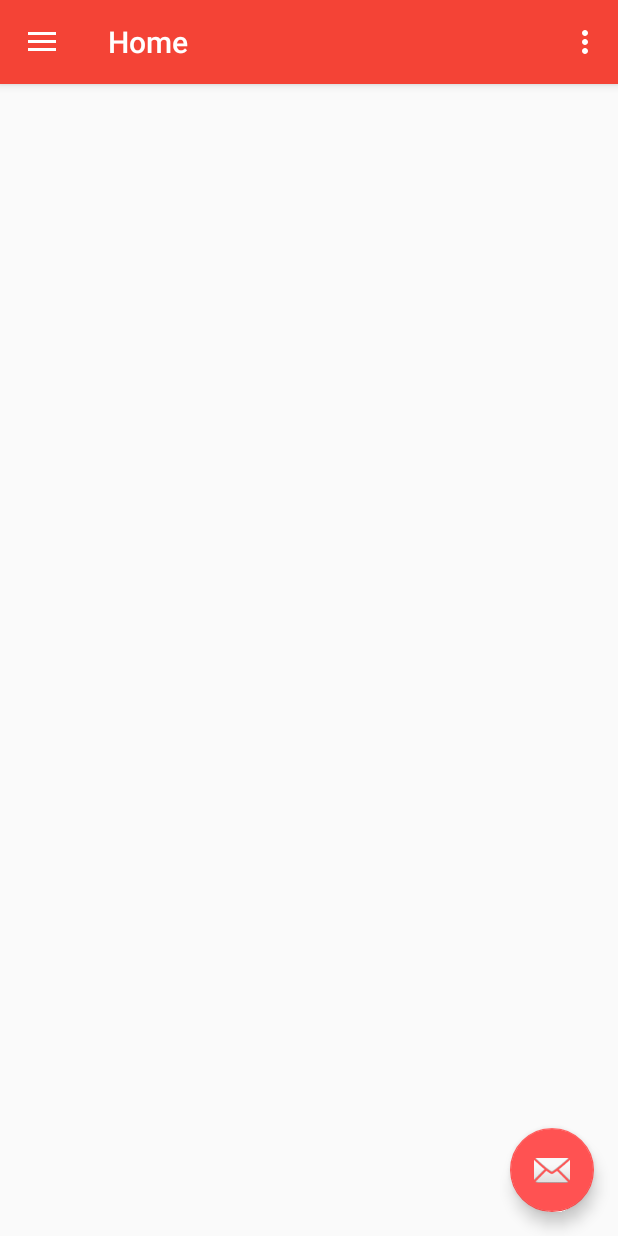
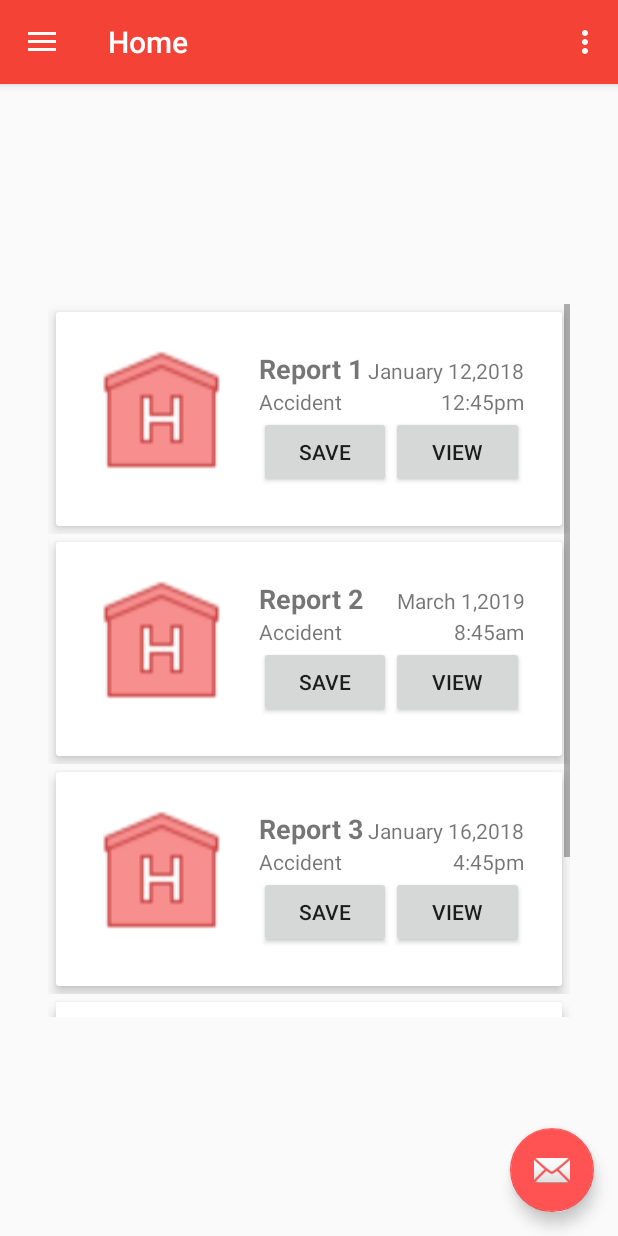
Before and after one commit to joreggie/Ambulert, an Android app: the fragment HistoryFragment placed in its activity, on a phone screen of 412 x 824 dp. Run offline under Robolectric (Android 15) with nearby library versions, the phone set to English and light mode, and no system bars.

Commit message:
added history

```diff
--- /dev/null
+++ b/app/src/main/java/com/ambulert/ambugroup/ambulert/model/Report.java
@@ -0,0 +1,78 @@
+package com.ambulert.ambugroup.ambulert.model;
+
+public class Report  {
+
+    private String report_title;
+    private String report_type;
+    private int report_image;
+    private String report_location;
+    private Responders report_responders;
+    private String report_time;
+    private String report_date;
+
+    public Report(String report_title, String report_type, int report_image, String report_location, Responders report_responders, String report_time, String report_date) {
+        this.report_title = report_title;
+        this.report_type = report_type;
+        this.report_image = report_image;
+        this.report_location = report_location;
+        this.report_responders = report_responders;
+        this.report_time = report_time;
+        this.report_date = report_date;
+    }
+
+    public String getReport_title() {
+        return report_title;
+    }
+
+    public void setReport_title(String report_title) {
+        this.report_title = report_title;
+    }
+
+    public String getReport_type() {
+        return report_type;
+    }
+
+    public void setReport_type(String report_type) {
+        this.report_type = report_type;
+    }
+
+    public int getReport_image() {
+        return report_image;
+    }
+
+    public void setReport_image(int report_image) {
+        this.report_image = report_image;
+    }
+
+    public String getReport_location() {
+        return report_location;
+    }
+
+    public void setReport_location(String report_location) {
+        this.report_location = report_location;
+    }
+
+    public Responders getReport_responders() {
+        return report_responders;
+    }
+
+    public void setReport_responders(Responders report_responders) {
+        this.report_responders = report_responders;
+    }
+
+    public String getReport_time() {
+        return report_time;
+    }
+
+    public void setReport_time(String report_time) {
+        this.report_time = report_time;
+    }
+
+    public String getReport_date() {
+        return report_date;
+    }
+
+    public void setReport_date(String report_date) {
+        this.report_date = report_date;
+    }
+}
--- /dev/null
+++ b/app/src/main/java/com/ambulert/ambugroup/ambulert/model/ReportAdapter.java
@@ -0,0 +1,62 @@
+package com.ambulert.ambugroup.ambulert.model;
+
+import android.content.Context;
+import android.view.LayoutInflater;
+import android.view.View;
+import android.view.ViewGroup;
+import android.widget.BaseAdapter;
+import android.widget.ImageView;
+import android.widget.TextView;
+
+import com.ambulert.ambugroup.ambulert.R;
+
+import java.util.ArrayList;
+
+public class ReportAdapter extends BaseAdapter {
+
+    Context context ;
+    ArrayList<Report> reportList;
+    LayoutInflater inflater;
+
+    public ReportAdapter(Context context, ArrayList<Report> reportList) {
+        this.context = context;
+        this.reportList = reportList;
+        inflater = (LayoutInflater) context.getSystemService(Context.LAYOUT_INFLATER_SERVICE);
+    }
+
+    @Override
+    public int getCount() {
+        return reportList.size();
+    }
+
+    @Override
+    public Object getItem(int position) {
+        return reportList.get(position);
+    }
+
+    @Override
+    public long getItemId(int position) {
+        return position;
+    }
+
+    @Override
+    public View getView(int position, View convertView, ViewGroup parent) {
+        View view = convertView;
+
+        view = (view == null) ? inflater.inflate(R.layout.layout_history_item,null) : view;
+
+        ImageView reportImage = view.findViewById(R.id.reportImage);
+        TextView reportTitle = view.findViewById(R.id.reportTitle);
+        TextView reportDate = view.findViewById(R.id.reportDate);
+        TextView reportTime = view.findViewById(R.id.reportTime);
+        TextView reportType = view.findViewById(R.id.reportType);
+        Report r = reportList.get(position);
+
+        reportImage.setImageResource(r.getReport_image());
+        reportTitle.setText(r.getReport_title());
+        reportDate.setText(r.getReport_date());
+        reportTime.setText(r.getReport_time());
+        reportType.setText(r.getReport_type());
+        return view;
+    }
+}
--- /dev/null
+++ b/app/src/main/java/com/ambulert/ambugroup/ambulert/model/Responders.java
@@ -0,0 +1,30 @@
+package com.ambulert.ambugroup.ambulert.model;
+
+public class Responders  {
+
+    private String responder_name;
+    private String responder_contact;
+
+    public Responders(String responder_name, String responder_contact) {
+        this.responder_name = responder_name;
+        this.responder_contact = responder_contact;
+    }
+
+    public String getResponder_name() {
+        return responder_name;
+    }
+
+    public void setResponder_name(String responder_name) {
+        this.responder_name = responder_name;
+    }
+
+    public String getResponder_contact() {
+        return responder_contact;
+    }
+
+    public void setResponder_contact(String responder_contact) {
+        this.responder_contact = responder_contact;
+    }
+
+
+}
--- a/app/src/main/java/com/ambulert/ambugroup/ambulert/navigation/HistoryFragment.java
+++ b/app/src/main/java/com/ambulert/ambugroup/ambulert/navigation/HistoryFragment.java
@@ -7,12 +7,22 @@ import android.support.v4.app.Fragment;
 import android.view.LayoutInflater;
 import android.view.View;
 import android.view.ViewGroup;
+import android.widget.ListView;
 
 import com.ambulert.ambugroup.ambulert.R;
+import com.ambulert.ambugroup.ambulert.model.Report;
+import com.ambulert.ambugroup.ambulert.model.ReportAdapter;
+import com.ambulert.ambugroup.ambulert.model.Responders;
+
+import java.util.ArrayList;
 
 public class HistoryFragment extends Fragment {
 
+    ListView lv ;
+    ArrayList<Report> report_list = new ArrayList<>();
+    ReportAdapter adapter ;
     private final String TAG="HistoryFragment";
+
     @Nullable
     @Override
     public View onCreateView(@NonNull LayoutInflater inflater, @Nullable ViewGroup container, @Nullable Bundle savedInstanceState) {
@@ -23,6 +33,21 @@ public class HistoryFragment extends Fragment {
     public void onViewCreated(@NonNull View view, @Nullable Bundle savedInstanceState) {
         super.onViewCreated(view, savedInstanceState);
 
+        lv = view.findViewById(R.id.listHistory);
+        adapter = new ReportAdapter(getActivity(), report_list);
+
+        Responders r1 = new Responders("Joanna Reggie","09453453454");
+        Responders r2 = new Responders("Timmy","09236999321");
+        Responders r3 = new Responders("Charcae","09453345454");
+        Responders r4 = new Responders("Mar","0945756754454");
+        report_list.add(new Report("Report 1","Accident",R.drawable.hospital,"Mambaling Cebu City",r1,"12:45pm","January 12,2018"));
+        report_list.add(new Report("Report 2","Accident",R.drawable.hospital,"Surigao City",r2,"8:45am","March 1,2019"));
+        report_list.add(new Report("Report 3","Accident",R.drawable.hospital,"Mambaling Cebu City",r3,"4:45pm","January 16,2018"));
+        report_list.add(new Report("Report 4","Accident",R.drawable.hospital,"Mambaling Cebu City",r4,"12:45pm","January 12,2018"));
+
+        lv.setDivider(null);
+        lv.setAdapter(adapter);
+
 
     }
 
--- a/app/src/main/res/layout/fragment_history.xml
+++ b/app/src/main/res/layout/fragment_history.xml
@@ -7,5 +7,6 @@
     <ListView
         android:id="@+id/listHistory"
         android:layout_width="match_parent"
-        android:layout_height="match_parent" />
+        android:layout_height="match_parent"
+        android:layout_margin="10dp" />
 </LinearLayout>
--- a/app/src/main/res/layout/layout_history_item.xml
+++ b/app/src/main/res/layout/layout_history_item.xml
@@ -15,7 +15,8 @@
             android:layout_width="match_parent"
             android:layout_height="match_parent"
             android:layout_margin="10dp"
-            android:orientation="horizontal">
+            android:orientation="horizontal"
+            android:padding="15dp">
 
             <ImageView
                 android:id="@+id/reportImage"
@@ -31,19 +32,49 @@
                 android:layout_weight="1"
                 android:orientation="vertical">
 
+                <LinearLayout
+                    android:layout_width="match_parent"
+                    android:layout_height="wrap_content"
+                    android:orientation="horizontal">
+
                     <TextView
                         android:id="@+id/reportTitle"
-                    android:layout_width="match_parent"
+                        android:layout_width="wrap_content"
                         android:layout_height="wrap_content"
+                        android:layout_weight="1"
                         android:text="TextView"
                         android:textSize="18sp"
                         android:textStyle="bold" />
 
                     <TextView
-                    android:id="@+id/reportDesc"
+                        android:id="@+id/reportDate"
+                        android:layout_width="wrap_content"
+                        android:layout_height="wrap_content"
+                        android:layout_weight="1"
+                        android:gravity="right"
+                        android:text="TextView" />
+                </LinearLayout>
+
+                <LinearLayout
                     android:layout_width="match_parent"
                     android:layout_height="wrap_content"
+                    android:orientation="horizontal">
+
+                    <TextView
+                        android:id="@+id/reportType"
+                        android:layout_width="wrap_content"
+                        android:layout_height="wrap_content"
+                        android:layout_weight="1"
                         android:text="TextView" />
+
+                    <TextView
+                        android:id="@+id/reportTime"
+                        android:layout_width="wrap_content"
+                        android:layout_height="wrap_content"
+                        android:layout_weight="1"
+                        android:gravity="right"
+                        android:text="TextView" />
+                </LinearLayout>
 
                 <LinearLayout
                     android:layout_width="match_parent"
--- a/app/src/main/res/layout/layout_settings_item.xml
+++ b/app/src/main/res/layout/layout_settings_item.xml
@@ -3,7 +3,8 @@
     xmlns:app="http://schemas.android.com/apk/res-auto"
     xmlns:tools="http://schemas.android.com/tools"
     android:layout_width="match_parent"
-    android:layout_height="match_parent">
+    android:layout_height="wrap_content"
+    android:gravity="center_vertical">
 
     <ImageView
         android:id="@+id/settingIcon"
```
Also changed, not shown: app/src/main/java/com/ambulert/ambugroup/ambulert/model/AmbulertList.java (deleted, +0 -28 lines), app/src/main/java/com/ambulert/ambugroup/ambulert/model/Hospital.java (added, +47 -0 lines), app/src/main/java/com/ambulert/ambugroup/ambulert/model/HospitalAdapter.java (added, +57 -0 lines), app/src/main/java/com/ambulert/ambugroup/ambulert/model/Setting.java (added, +28 -0 lines), app/src/main/java/com/ambulert/ambugroup/ambulert/model/SettingAdapter.java (renamed from app/src/main/java/com/ambulert/ambugroup/ambulert/model/ListAdapter.java, +11 -11 lines), app/src/main/java/com/ambulert/ambugroup/ambulert/navigation/HospitalFragment.java (+53 -7 lines), app/src/main/java/com/ambulert/ambugroup/ambulert/navigation/SettingsFragment.java (+8 -8 lines), app/src/main/res/layout/layout_hospital_info.xml (added, +34 -0 lines), app/src/main/res/layout/layout_hospital_item.xml (+5 -3 lines), app/src/main/res/drawable/more_settings.png (added). Lines whose indentation alone changed are shown as unchanged.
